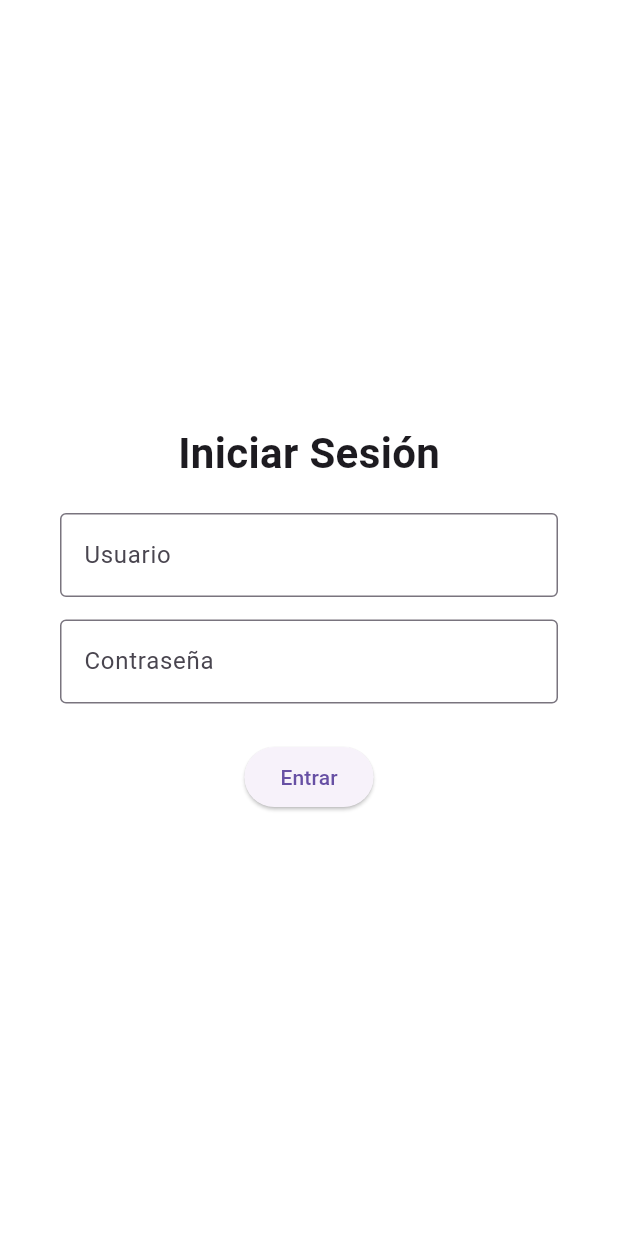
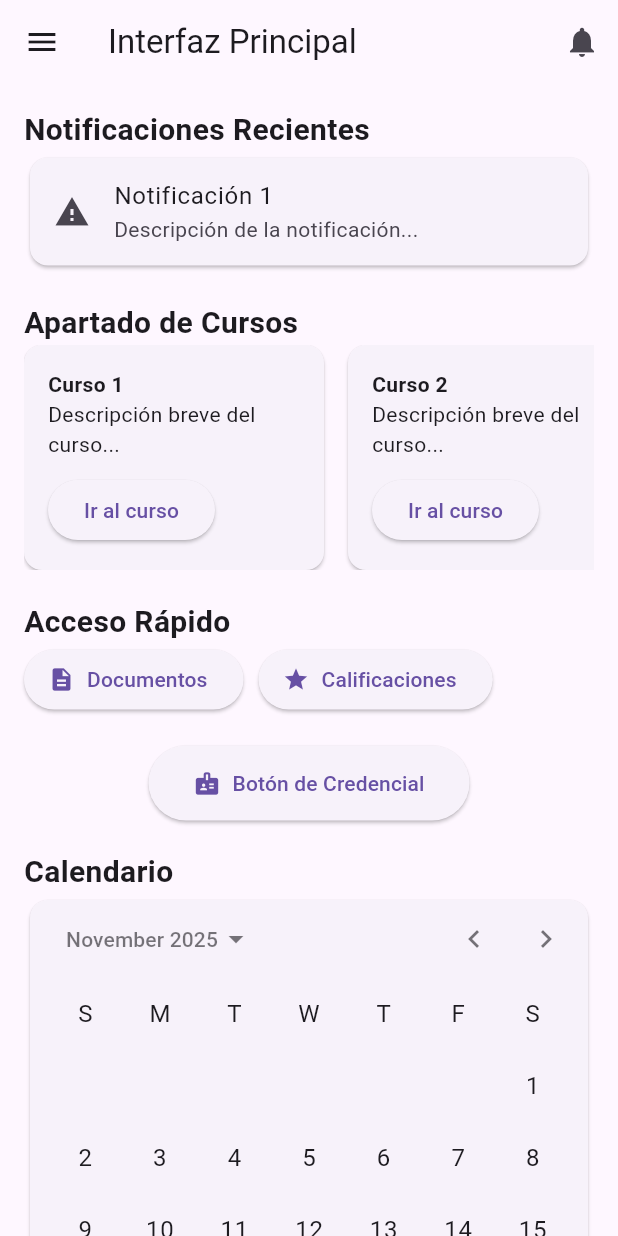
Before and after one commit to TuxedoMasck/fenix, a Flutter app: the screen it shows after launch, on a phone screen of 412 x 824 dp. Run offline on Flutter 3.47's test engine with Material 3 defaults, Android fonts, the phone set to English and light mode, and no system bars.

Commit message:
Se agrego la intefaz principal

```diff
--- a/lib/interfas_Principal.dart
+++ b/lib/interfas_Principal.dart
@@ -0,0 +1,178 @@
+
+import 'package:flutter/material.dart';
+
+class InterfazPrincipal extends StatelessWidget {
+  const InterfazPrincipal({super.key});
+
+  @override
+  Widget build(BuildContext context) {
+    return Scaffold(
+      appBar: AppBar(
+        title: const Text('Interfaz Principal'),
+        actions: [
+          IconButton(
+            icon: const Icon(Icons.notifications),
+            onPressed: () {
+              // Lógica para mostrar notificaciones
+            },
+          ),
+        ],
+      ),
+      drawer: Drawer(
+        child: ListView(
+          padding: EdgeInsets.zero,
+          children: <Widget>[
+            const UserAccountsDrawerHeader(
+              accountName: Text("Nombre de Usuario"),
+              accountEmail: Text("usuario@correo.com"),
+              currentAccountPicture: CircleAvatar(
+                backgroundColor: Colors.white,
+                child: Text(
+                  "U",
+                  style: TextStyle(fontSize: 40.0),
+                ),
+              ),
+            ),
+            ListTile(
+              leading: const Icon(Icons.person),
+              title: const Text('Perfil del usuario'),
+              onTap: () {
+                // Lógica para ir al perfil del usuario
+              },
+            ),
+            ListTile(
+              leading: const Icon(Icons.help),
+              title: const Text('Ayuda'),
+              onTap: () {
+                // Lógica para mostrar la ayuda
+              },
+            ),
+            ListTile(
+              leading: const Icon(Icons.settings),
+              title: const Text('Menú de opciones'),
+              onTap: () {
+                // Lógica para el menú de opciones
+              },
+            ),
+          ],
+        ),
+      ),
+      body: SingleChildScrollView(
+        padding: const EdgeInsets.all(16.0),
+        child: Column(
+          crossAxisAlignment: CrossAxisAlignment.start,
+          children: [
+            const Text(
+              'Notificaciones Recientes',
+              style: TextStyle(fontSize: 20, fontWeight: FontWeight.bold),
+            ),
+            // Aquí iría una lista de notificaciones recientes
+            const Card(
+              child: ListTile(
+                leading: Icon(Icons.warning),
+                title: Text('Notificación 1'),
+                subtitle: Text('Descripción de la notificación...'),
+              ),
+            ),
+            const SizedBox(height: 20),
+            const Text(
+              'Apartado de Cursos',
+              style: TextStyle(fontSize: 20, fontWeight: FontWeight.bold),
+            ),
+            // Aquí iría una lista o cuadrícula de cursos
+            SizedBox(
+              height: 150,
+              child: ListView(
+                scrollDirection: Axis.horizontal,
+                children: const [
+                  CursoCard(nombre: 'Curso 1'),
+                  CursoCard(nombre: 'Curso 2'),
+                  CursoCard(nombre: 'Curso 3'),
+                ],
+              ),
+            ),
+            const SizedBox(height: 20),
+            const Text(
+              'Acceso Rápido',
+              style: TextStyle(fontSize: 20, fontWeight: FontWeight.bold),
+            ),
+            Wrap(
+              spacing: 10,
+              runSpacing: 10,
+              children: [
+                ElevatedButton.icon(
+                  onPressed: () {},
+                  icon: const Icon(Icons.description),
+                  label: const Text('Documentos'),
+                ),
+                ElevatedButton.icon(
+                  onPressed: () {},
+                  icon: const Icon(Icons.grade),
+                  label: const Text('Calificaciones'),
+                ),
+              ],
+            ),
+
+            const SizedBox(height: 20),
+            Center(
+              child: ElevatedButton.icon(
+                onPressed: () {
+                  // Lógica para la credencial
+                },
+                icon: const Icon(Icons.badge),
+                label: const Text('Botón de Credencial'),
+                style: ElevatedButton.styleFrom(
+                  padding: const EdgeInsets.symmetric(horizontal: 30, vertical: 15),
+                ),
+              ),
+            ),
+            const SizedBox(height: 20),
+            const Text(
+              'Calendario',
+              style: TextStyle(fontSize: 20, fontWeight: FontWeight.bold),
+            ),
+            Card(
+              child: CalendarDatePicker(
+                initialDate: DateTime.now(),
+                firstDate: DateTime(2020),
+                lastDate: DateTime(2030),
+                onDateChanged: (DateTime value) {},
+              ),
+            ),
+          ],
+        ),
+      ),
+    );
+  }
+}
+
+class CursoCard extends StatelessWidget {
+  final String nombre;
+  const CursoCard({super.key, required this.nombre});
+
+  @override
+  Widget build(BuildContext context) {
+    return Card(
+      margin: const EdgeInsets.only(right: 16),
+      child: Container(
+        width: 200,
+        padding: const EdgeInsets.all(16),
+        child: Column(
+          crossAxisAlignment: CrossAxisAlignment.start,
+          children: [
+            Text(
+              nombre,
+              style: const TextStyle(fontWeight: FontWeight.bold),
+            ),
+            const Text('Descripción breve del curso...'),
+            const Spacer(),
+            ElevatedButton(
+              onPressed: () {},
+              child: const Text('Ir al curso'),
+            )
+          ],
+        ),
+      ),
+    );
+  }
+}
--- a/lib/main.dart
+++ b/lib/main.dart
@@ -1,9 +1,9 @@
 import 'package:flutter/material.dart';
-import 'login.dart';
+import 'interfas_Principal.dart';
 
 void main() {
-  runApp(MaterialApp(
+  runApp(const MaterialApp(
     debugShowCheckedModeBanner: false,
-    home: LoginPage(),
+    home: InterfazPrincipal(),
   ));
 }
```
